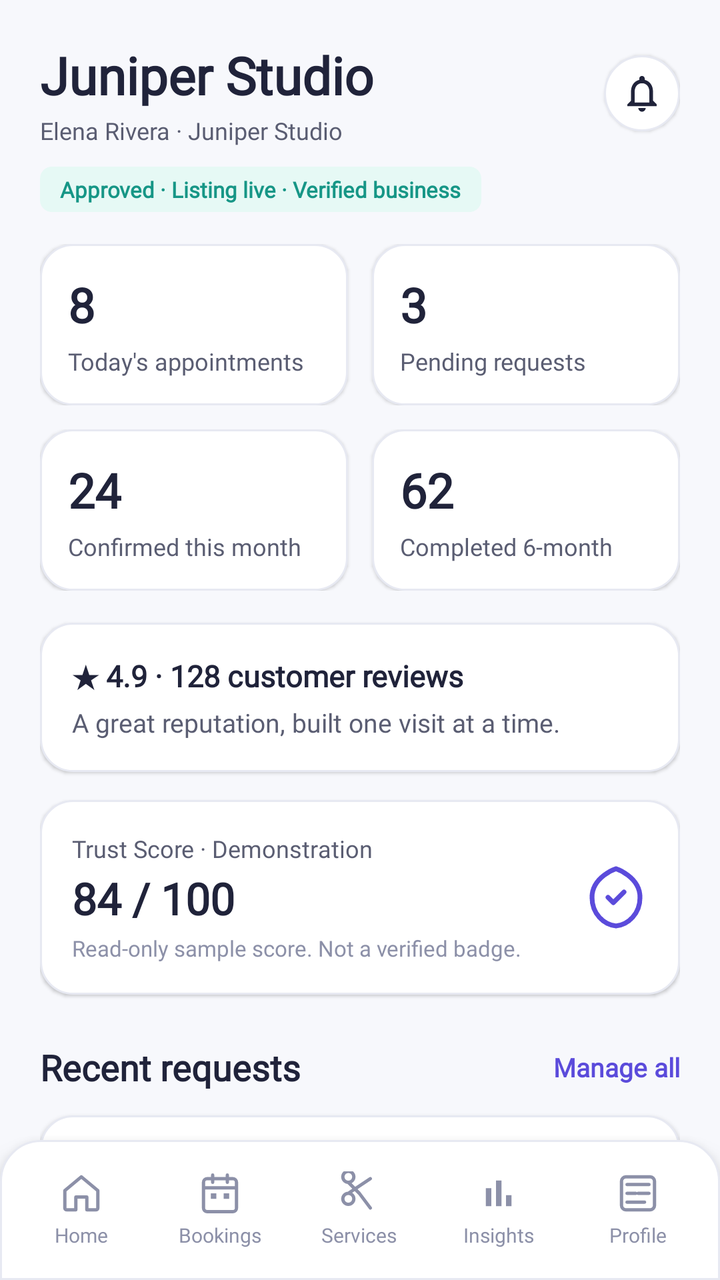
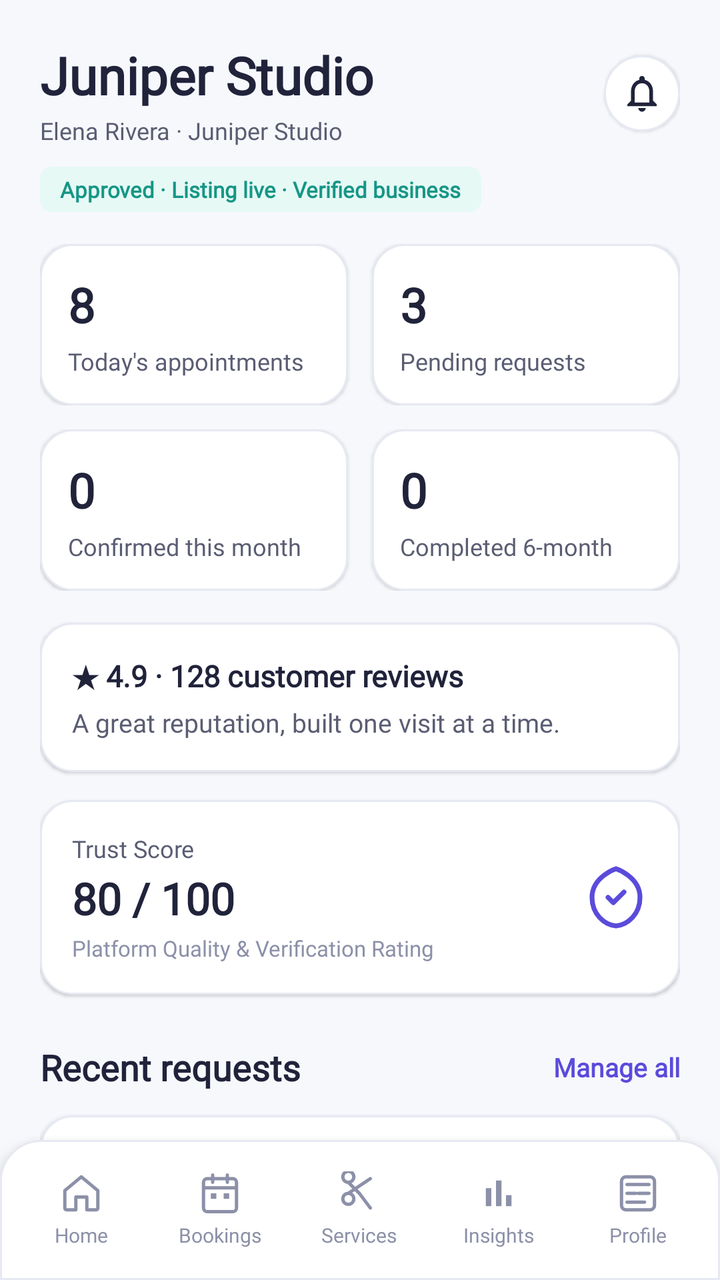

The first picture is an Android layout as it rendered before a commit; the second is the same layout after the commit. The layout source and the unified diff follow.
<!-- AndroidManifest.xml: application theme Theme.BizBridgeApp -->
<!-- res/layout/fragment_owner_dashboard.xml -->
<?xml version="1.0" encoding="utf-8"?>
<androidx.coordinatorlayout.widget.CoordinatorLayout
    xmlns:android="http://schemas.android.com/apk/res/android"
    xmlns:app="http://schemas.android.com/apk/res-auto"
    android:layout_width="match_parent"
    android:layout_height="match_parent"
    android:background="@color/background">

    <androidx.core.widget.NestedScrollView
        android:layout_width="match_parent"
        android:layout_height="match_parent"
        android:layout_marginBottom="70dp"
        android:fillViewport="true">

        <LinearLayout
            android:layout_width="match_parent"
            android:layout_height="wrap_content"
            android:orientation="vertical"
            android:paddingStart="20dp"
            android:paddingEnd="20dp"
            android:paddingTop="20dp"
            android:paddingBottom="24dp">

            
            <RelativeLayout
                android:layout_width="match_parent"
                android:layout_height="wrap_content">

                <LinearLayout
                    android:layout_width="wrap_content"
                    android:layout_height="wrap_content"
                    android:layout_alignParentStart="true"
                    android:layout_toStartOf="@id/iv_owner_notifications"
                    android:orientation="vertical">

                    <TextView
                        android:id="@+id/tv_owner_business_name"
                        android:layout_width="wrap_content"
                        android:layout_height="wrap_content"
                        android:fontFamily="@font/inter_variable"
                        android:text="Juniper Studio"
                        android:textColor="@color/text_primary"
                        android:textSize="26sp"
                        android:textStyle="bold" />

                    <TextView
                        android:id="@+id/tv_owner_subtitle"
                        android:layout_width="wrap_content"
                        android:layout_height="wrap_content"
                        android:layout_marginTop="2dp"
                        android:fontFamily="@font/inter_variable"
                        android:text="Elena Rivera · Juniper Studio"
                        android:textColor="@color/text_secondary"
                        android:textSize="12sp" />
                </LinearLayout>

                <ImageView
                    android:id="@+id/iv_owner_notifications"
                    android:layout_width="38dp"
                    android:layout_height="38dp"
                    android:layout_alignParentEnd="true"
                    android:layout_centerVertical="true"
                    android:background="@drawable/bg_circle_white"
                    android:elevation="1dp"
                    android:padding="8dp"
                    android:src="@drawable/ic_bell"
                    app:tint="@color/text_primary" />
            </RelativeLayout>

            
            <TextView
                android:id="@+id/badge_approval_status"
                android:layout_width="wrap_content"
                android:layout_height="wrap_content"
                android:layout_marginTop="10dp"
                android:background="@drawable/bg_tag_verified"
                android:fontFamily="@font/inter_variable"
                android:paddingStart="10dp"
                android:paddingEnd="10dp"
                android:paddingTop="4dp"
                android:paddingBottom="4dp"
                android:text="Approved · Listing live · Verified business"
                android:textColor="@color/secondary_dark"
                android:textSize="11sp"
                android:textStyle="bold" />

            
            <LinearLayout
                android:layout_width="match_parent"
                android:layout_height="wrap_content"
                android:layout_marginTop="16dp"
                android:orientation="horizontal">

                
                <LinearLayout
                    android:id="@+id/card_metric_today"
                    android:layout_width="0dp"
                    android:layout_height="wrap_content"
                    android:layout_marginEnd="6dp"
                    android:layout_weight="1"
                    android:background="@drawable/bg_card_white"
                    android:elevation="1dp"
                    android:orientation="vertical"
                    android:padding="14dp">

                    <TextView
                        android:id="@+id/tv_count_today"
                        android:layout_width="wrap_content"
                        android:layout_height="wrap_content"
                        android:fontFamily="@font/inter_variable"
                        android:text="8"
                        android:textColor="@color/text_primary"
                        android:textSize="24sp"
                        android:textStyle="bold" />

                    <TextView
                        android:layout_width="wrap_content"
                        android:layout_height="wrap_content"
                        android:layout_marginTop="4dp"
                        android:fontFamily="@font/inter_variable"
                        android:text="Today's appointments"
                        android:textColor="@color/text_secondary"
                        android:textSize="12sp" />
                </LinearLayout>

                
                <LinearLayout
                    android:id="@+id/card_metric_pending"
                    android:layout_width="0dp"
                    android:layout_height="wrap_content"
                    android:layout_marginStart="6dp"
                    android:layout_weight="1"
                    android:background="@drawable/bg_card_white"
                    android:elevation="1dp"
                    android:orientation="vertical"
                    android:padding="14dp">

                    <TextView
                        android:id="@+id/tv_count_pending"
                        android:layout_width="wrap_content"
                        android:layout_height="wrap_content"
                        android:fontFamily="@font/inter_variable"
                        android:text="3"
                        android:textColor="@color/text_primary"
                        android:textSize="24sp"
                        android:textStyle="bold" />

                    <TextView
                        android:layout_width="wrap_content"
                        android:layout_height="wrap_content"
                        android:layout_marginTop="4dp"
                        android:fontFamily="@font/inter_variable"
                        android:text="Pending requests"
                        android:textColor="@color/text_secondary"
                        android:textSize="12sp" />
                </LinearLayout>
            </LinearLayout>

            
            <LinearLayout
                android:layout_width="match_parent"
                android:layout_height="wrap_content"
                android:layout_marginTop="12dp"
                android:orientation="horizontal">

                
                <LinearLayout
                    android:layout_width="0dp"
                    android:layout_height="wrap_content"
                    android:layout_marginEnd="6dp"
                    android:layout_weight="1"
                    android:background="@drawable/bg_card_white"
                    android:elevation="1dp"
                    android:orientation="vertical"
                    android:padding="14dp">

                    <TextView
                        android:id="@+id/tv_count_confirmed_month"
                        android:layout_width="wrap_content"
                        android:layout_height="wrap_content"
                        android:fontFamily="@font/inter_variable"
                        android:text="24"
                        android:textColor="@color/text_primary"
                        android:textSize="24sp"
                        android:textStyle="bold" />

                    <TextView
                        android:layout_width="wrap_content"
                        android:layout_height="wrap_content"
                        android:layout_marginTop="4dp"
                        android:fontFamily="@font/inter_variable"
                        android:text="Confirmed this month"
                        android:textColor="@color/text_secondary"
                        android:textSize="12sp" />
                </LinearLayout>

                
                <LinearLayout
                    android:layout_width="0dp"
                    android:layout_height="wrap_content"
                    android:layout_marginStart="6dp"
                    android:layout_weight="1"
                    android:background="@drawable/bg_card_white"
                    android:elevation="1dp"
                    android:orientation="vertical"
                    android:padding="14dp">

                    <TextView
                        android:id="@+id/tv_count_completed_total"
                        android:layout_width="wrap_content"
                        android:layout_height="wrap_content"
                        android:fontFamily="@font/inter_variable"
                        android:text="62"
                        android:textColor="@color/text_primary"
                        android:textSize="24sp"
                        android:textStyle="bold" />

                    <TextView
                        android:layout_width="wrap_content"
                        android:layout_height="wrap_content"
                        android:layout_marginTop="4dp"
                        android:fontFamily="@font/inter_variable"
                        android:text="Completed 6-month"
                        android:textColor="@color/text_secondary"
                        android:textSize="12sp" />
                </LinearLayout>
            </LinearLayout>

            
            <LinearLayout
                android:id="@+id/card_owner_reviews"
                android:layout_width="match_parent"
                android:layout_height="wrap_content"
                android:layout_marginTop="16dp"
                android:background="@drawable/bg_card_white"
                android:clickable="true"
                android:elevation="1dp"
                android:focusable="true"
                android:foreground="?attr/selectableItemBackground"
                android:orientation="vertical"
                android:padding="16dp">

                <TextView
                    android:id="@+id/tv_rating_stars"
                    android:layout_width="wrap_content"
                    android:layout_height="wrap_content"
                    android:fontFamily="@font/inter_variable"
                    android:text="★ 4.9 · 128 customer reviews"
                    android:textColor="@color/text_primary"
                    android:textSize="15sp"
                    android:textStyle="bold" />

                <TextView
                    android:layout_width="wrap_content"
                    android:layout_height="wrap_content"
                    android:layout_marginTop="4dp"
                    android:fontFamily="@font/inter_variable"
                    android:text="A great reputation, built one visit at a time."
                    android:textColor="@color/text_secondary"
                    android:textSize="13sp" />
            </LinearLayout>

            
            <RelativeLayout
                android:id="@+id/card_owner_trust_score"
                android:layout_width="match_parent"
                android:layout_height="wrap_content"
                android:layout_marginTop="14dp"
                android:background="@drawable/bg_card_white"
                android:clickable="true"
                android:elevation="1dp"
                android:focusable="true"
                android:foreground="?attr/selectableItemBackground"
                android:padding="16dp">

                <LinearLayout
                    android:layout_width="wrap_content"
                    android:layout_height="wrap_content"
                    android:layout_alignParentStart="true"
                    android:layout_toStartOf="@id/iv_trust_icon"
                    android:orientation="vertical">

                    <TextView
                        android:layout_width="wrap_content"
                        android:layout_height="wrap_content"
                        android:fontFamily="@font/inter_variable"
                        android:text="Trust Score · Demonstration"
                        android:textColor="@color/text_secondary"
                        android:textSize="12sp" />

                    <TextView
                        android:id="@+id/tv_trust_score_value"
                        android:layout_width="wrap_content"
                        android:layout_height="wrap_content"
                        android:layout_marginTop="2dp"
                        android:fontFamily="@font/inter_variable"
                        android:text="84 / 100"
                        android:textColor="@color/text_primary"
                        android:textSize="22sp"
                        android:textStyle="bold" />

                    <TextView
                        android:layout_width="wrap_content"
                        android:layout_height="wrap_content"
                        android:layout_marginTop="3dp"
                        android:fontFamily="@font/inter_variable"
                        android:text="Read-only sample score. Not a verified badge."
                        android:textColor="@color/text_muted"
                        android:textSize="11sp" />
                </LinearLayout>

                <ImageView
                    android:id="@+id/iv_trust_icon"
                    android:layout_width="32dp"
                    android:layout_height="32dp"
                    android:layout_alignParentEnd="true"
                    android:layout_centerVertical="true"
                    android:src="@drawable/ic_shield_check"
                    app:tint="@color/primary" />
            </RelativeLayout>

            
            <RelativeLayout
                android:layout_width="match_parent"
                android:layout_height="wrap_content"
                android:layout_marginTop="24dp">

                <TextView
                    android:layout_width="wrap_content"
                    android:layout_height="wrap_content"
                    android:layout_alignParentStart="true"
                    android:fontFamily="@font/inter_variable"
                    android:text="Recent requests"
                    android:textColor="@color/text_primary"
                    android:textSize="18sp"
                    android:textStyle="bold" />

                <TextView
                    android:id="@+id/tv_manage_all_requests"
                    android:layout_width="wrap_content"
                    android:layout_height="wrap_content"
                    android:layout_alignParentEnd="true"
                    android:layout_centerVertical="true"
                    android:fontFamily="@font/inter_variable"
                    android:text="Manage all"
                    android:textColor="@color/primary"
                    android:textSize="13sp"
                    android:textStyle="bold" />
            </RelativeLayout>

            
            <LinearLayout
                android:id="@+id/card_recent_request_1"
                android:layout_width="match_parent"
                android:layout_height="wrap_content"
                android:layout_marginTop="12dp"
                android:background="@drawable/bg_card_white"
                android:elevation="1dp"
                android:orientation="vertical"
                android:padding="16dp">

                <RelativeLayout
                    android:layout_width="match_parent"
                    android:layout_height="wrap_content">

                    <TextView
                        android:id="@+id/tv_recent_booking_ref"
                        android:layout_width="wrap_content"
                        android:layout_height="wrap_content"
                        android:fontFamily="@font/inter_variable"
                        android:text="BB-24109"
                        android:textColor="@color/text_muted"
                        android:textSize="11sp" />

                    <TextView
                        android:id="@+id/tv_recent_booking_status"
                        android:layout_width="wrap_content"
                        android:layout_height="wrap_content"
                        android:layout_alignParentEnd="true"
                        android:background="@drawable/bg_badge_pending"
                        android:fontFamily="@font/inter_variable"
                        android:paddingStart="8dp"
                        android:paddingEnd="8dp"
                        android:paddingTop="3dp"
                        android:paddingBottom="3dp"
                        android:text="Pending"
                        android:textColor="@color/badge_pending_text"
                        android:textSize="10sp"
                        android:textStyle="bold" />
                </RelativeLayout>

                <TextView
                    android:id="@+id/tv_recent_customer_name"
                    android:layout_width="wrap_content"
                    android:layout_height="wrap_content"
                    android:layout_marginTop="6dp"
                    android:fontFamily="@font/inter_variable"
                    android:text="Liam Brooks"
                    android:textColor="@color/text_primary"
                    android:textSize="15sp"
                    android:textStyle="bold" />

                <TextView
                    android:id="@+id/tv_recent_service_details"
                    android:layout_width="wrap_content"
                    android:layout_height="wrap_content"
                    android:layout_marginTop="3dp"
                    android:fontFamily="@font/inter_variable"
                    android:text="Signature haircut · $45 · 45 min"
                    android:textColor="@color/text_secondary"
                    android:textSize="13sp" />

                <LinearLayout
                    android:layout_width="match_parent"
                    android:layout_height="wrap_content"
                    android:layout_marginTop="8dp"
                    android:gravity="center_vertical"
                    android:orientation="horizontal">

                    <ImageView
                        android:layout_width="14dp"
                        android:layout_height="14dp"
                        android:src="@drawable/ic_calendar"
                        app:tint="@color/text_muted" />

                    <TextView
                        android:id="@+id/tv_recent_date_time"
                        android:layout_width="wrap_content"
                        android:layout_height="wrap_content"
                        android:layout_marginStart="6dp"
                        android:fontFamily="@font/inter_variable"
                        android:text="Sat, Oct 24 · 11:00 AM"
                        android:textColor="@color/text_secondary"
                        android:textSize="12sp" />
                </LinearLayout>

                
                <LinearLayout
                    android:layout_width="match_parent"
                    android:layout_height="wrap_content"
                    android:layout_marginTop="14dp"
                    android:orientation="horizontal">

                    <androidx.appcompat.widget.AppCompatButton
                        android:id="@+id/btn_confirm_request"
                        android:layout_width="0dp"
                        android:layout_height="40dp"
                        android:layout_marginEnd="6dp"
                        android:layout_weight="1"
                        android:background="@drawable/bg_button_primary"
                        android:fontFamily="@font/inter_variable"
                        android:stateListAnimator="@null"
                        android:text="Confirm request"
                        android:textAllCaps="false"
                        android:textColor="@color/white"
                        android:textSize="12sp"
                        android:textStyle="bold" />

                    <androidx.appcompat.widget.AppCompatButton
                        android:id="@+id/btn_reject_request"
                        android:layout_width="0dp"
                        android:layout_height="40dp"
                        android:layout_marginStart="6dp"
                        android:layout_weight="1"
                        android:background="@drawable/bg_button_secondary"
                        android:fontFamily="@font/inter_variable"
                        android:stateListAnimator="@null"
                        android:text="Reject"
                        android:textAllCaps="false"
                        android:textColor="@color/text_secondary"
                        android:textSize="12sp"
                        android:textStyle="bold" />
                </LinearLayout>
            </LinearLayout>

        </LinearLayout>
    </androidx.core.widget.NestedScrollView>

    
    <include
        layout="@layout/layout_owner_bottom_nav"
        android:layout_width="match_parent"
        android:layout_height="70dp"
        android:layout_gravity="bottom" />

</androidx.coordinatorlayout.widget.CoordinatorLayout>
<!-- res/layout/layout_owner_bottom_nav.xml (included above) -->
<?xml version="1.0" encoding="utf-8"?>
<LinearLayout xmlns:android="http://schemas.android.com/apk/res/android"
    xmlns:app="http://schemas.android.com/apk/res-auto"
    android:id="@+id/owner_bottom_nav"
    android:layout_width="match_parent"
    android:layout_height="70dp"
    android:layout_gravity="bottom"
    android:background="@drawable/bg_bottom_nav"
    android:elevation="8dp"
    android:gravity="center_vertical"
    android:orientation="horizontal"
    android:paddingStart="6dp"
    android:paddingEnd="6dp">

    
    <LinearLayout
        android:id="@+id/nav_owner_home"
        android:layout_width="0dp"
        android:layout_height="match_parent"
        android:layout_weight="1"
        android:clickable="true"
        android:focusable="true"
        android:gravity="center"
        android:orientation="vertical">

        <ImageView
            android:id="@+id/iv_owner_home"
            android:layout_width="22dp"
            android:layout_height="22dp"
            android:src="@drawable/ic_nav_home"
            app:tint="@color/text_muted" />

        <TextView
            android:id="@+id/tv_owner_home"
            android:layout_width="wrap_content"
            android:layout_height="wrap_content"
            android:layout_marginTop="3dp"
            android:fontFamily="@font/inter_variable"
            android:text="Home"
            android:textColor="@color/text_muted"
            android:textSize="10sp" />
    </LinearLayout>

    
    <LinearLayout
        android:id="@+id/nav_owner_bookings"
        android:layout_width="0dp"
        android:layout_height="match_parent"
        android:layout_weight="1"
        android:clickable="true"
        android:focusable="true"
        android:gravity="center"
        android:orientation="vertical">

        <ImageView
            android:id="@+id/iv_owner_bookings"
            android:layout_width="22dp"
            android:layout_height="22dp"
            android:src="@drawable/ic_nav_bookings"
            app:tint="@color/text_muted" />

        <TextView
            android:id="@+id/tv_owner_bookings"
            android:layout_width="wrap_content"
            android:layout_height="wrap_content"
            android:layout_marginTop="3dp"
            android:fontFamily="@font/inter_variable"
            android:text="Bookings"
            android:textColor="@color/text_muted"
            android:textSize="10sp" />
    </LinearLayout>

    
    <LinearLayout
        android:id="@+id/nav_owner_services"
        android:layout_width="0dp"
        android:layout_height="match_parent"
        android:layout_weight="1"
        android:clickable="true"
        android:focusable="true"
        android:gravity="center"
        android:orientation="vertical">

        <ImageView
            android:id="@+id/iv_owner_services"
            android:layout_width="22dp"
            android:layout_height="22dp"
            android:src="@drawable/ic_scissors"
            app:tint="@color/text_muted" />

        <TextView
            android:id="@+id/tv_owner_services"
            android:layout_width="wrap_content"
            android:layout_height="wrap_content"
            android:layout_marginTop="3dp"
            android:fontFamily="@font/inter_variable"
            android:text="Services"
            android:textColor="@color/text_muted"
            android:textSize="10sp" />
    </LinearLayout>

    
    <LinearLayout
        android:id="@+id/nav_owner_insights"
        android:layout_width="0dp"
        android:layout_height="match_parent"
        android:layout_weight="1"
        android:clickable="true"
        android:focusable="true"
        android:gravity="center"
        android:orientation="vertical">

        <ImageView
            android:id="@+id/iv_owner_insights"
            android:layout_width="22dp"
            android:layout_height="22dp"
            android:src="@drawable/ic_insights"
            app:tint="@color/text_muted" />

        <TextView
            android:id="@+id/tv_owner_insights"
            android:layout_width="wrap_content"
            android:layout_height="wrap_content"
            android:layout_marginTop="3dp"
            android:fontFamily="@font/inter_variable"
            android:text="Insights"
            android:textColor="@color/text_muted"
            android:textSize="10sp" />
    </LinearLayout>

    
    <LinearLayout
        android:id="@+id/nav_owner_profile"
        android:layout_width="0dp"
        android:layout_height="match_parent"
        android:layout_weight="1"
        android:clickable="true"
        android:focusable="true"
        android:gravity="center"
        android:orientation="vertical">

        <ImageView
            android:id="@+id/iv_owner_profile"
            android:layout_width="22dp"
            android:layout_height="22dp"
            android:src="@drawable/ic_nav_profile"
            app:tint="@color/text_muted" />

        <TextView
            android:id="@+id/tv_owner_profile"
            android:layout_width="wrap_content"
            android:layout_height="wrap_content"
            android:layout_marginTop="3dp"
            android:fontFamily="@font/inter_variable"
            android:text="Profile"
            android:textColor="@color/text_muted"
            android:textSize="10sp" />
    </LinearLayout>

</LinearLayout>
<!-- resources referenced by this layout -->
<resources>
  <color name="background">#F7F8FC</color>
  <color name="badge_pending_text">#D97706</color>
  <color name="primary">#5B4BDB</color>
  <color name="secondary_dark">#169686</color>
  <color name="text_muted">#8C90A8</color>
  <color name="text_primary">#20233A</color>
  <color name="text_secondary">#5A5D72</color>
  <color name="white">#FFFFFFFF</color>
  <!-- drawable bg_badge_pending (drawable) -->
  <?xml version="1.0" encoding="utf-8"?>
  <shape xmlns:android="http://schemas.android.com/apk/res/android"
      android:shape="rectangle">
      <solid android:color="@color/badge_pending_bg" />
      <corners android:radius="6dp" />
  </shape>
  <!-- drawable bg_bottom_nav (drawable) -->
  <?xml version="1.0" encoding="utf-8"?>
  <shape xmlns:android="http://schemas.android.com/apk/res/android"
      android:shape="rectangle">
      <solid android:color="@color/surface_white" />
      <stroke
          android:width="1dp"
          android:color="@color/border_subtle" />
      <corners
          android:topLeftRadius="20dp"
          android:topRightRadius="20dp" />
  </shape>
  <!-- drawable bg_button_primary (drawable) -->
  <?xml version="1.0" encoding="utf-8"?>
  <ripple xmlns:android="http://schemas.android.com/apk/res/android"
      android:color="#33FFFFFF">
      <item>
          <shape android:shape="rectangle">
              <solid android:color="@color/primary" />
              <corners android:radius="@dimen/radius_button" />
          </shape>
      </item>
  </ripple>
  <!-- drawable bg_card_white (drawable) -->
  <?xml version="1.0" encoding="utf-8"?>
  <shape xmlns:android="http://schemas.android.com/apk/res/android"
      android:shape="rectangle">
      <solid android:color="@color/surface_white" />
      <stroke
          android:width="@dimen/stroke_subtle"
          android:color="@color/border_subtle" />
      <corners android:radius="@dimen/radius_card" />
  </shape>
  <!-- drawable bg_circle_white (drawable) -->
  <?xml version="1.0" encoding="utf-8"?>
  <shape xmlns:android="http://schemas.android.com/apk/res/android"
      android:shape="oval">
      <solid android:color="@color/surface_white" />
      <stroke
          android:width="1dp"
          android:color="@color/border_subtle" />
  </shape>
  <!-- drawable bg_tag_verified (drawable) -->
  <?xml version="1.0" encoding="utf-8"?>
  <shape xmlns:android="http://schemas.android.com/apk/res/android"
      android:shape="rectangle">
      <solid android:color="@color/secondary_light" />
      <corners android:radius="6dp" />
  </shape>
  <!-- drawable ic_insights (drawable) -->
  <vector xmlns:android="http://schemas.android.com/apk/res/android"
      android:width="24dp"
      android:height="24dp"
      android:viewportWidth="24"
      android:viewportHeight="24">
      
      <path
          android:fillColor="#5A5D72"
          android:pathData="M5,9.2h3V19H5z M10.5,5h3V19h-3z M16,13h3V19h-3z" />
  </vector>
  <!-- drawable ic_nav_home (drawable) -->
  <vector xmlns:android="http://schemas.android.com/apk/res/android"
      android:width="24dp"
      android:height="24dp"
      android:viewportWidth="24"
      android:viewportHeight="24">
      <path
          android:strokeColor="@color/primary"
          android:strokeWidth="1.8"
          android:strokeLineCap="round"
          android:strokeLineJoin="round"
          android:pathData="M3,10.5 L12,3 L21,10.5 V20 C21,20.6 20.6,21 20,21 H15 V14 H9 V21 H4 C3.4,21 3,20.6 3,20 Z" />
  </vector>
  <style name="Theme.BizBridgeApp" parent="Base.Theme.BizBridgeApp" />
  <color name="badge_pending_bg">#FFF4E5</color>
  <color name="surface_white">#FFFFFF</color>
  <color name="border_subtle">#E7E9F2</color>
  <dimen name="radius_button">14dp</dimen>
  <dimen name="stroke_subtle">1dp</dimen>
  <dimen name="radius_card">16dp</dimen>
  <color name="secondary_light">#E6F9F5</color>
  <color name="secondary">#20B8A6</color>
  <!-- unchanged entries left out for length: 8 -->
</resources>

<!-- the commit's change to res/layout/fragment_owner_dashboard.xml (unified diff, before → after) -->
@@ -179,7 +179,7 @@
                         android:layout_width="wrap_content"
                         android:layout_height="wrap_content"
                         android:fontFamily="@font/inter_variable"
-                        android:text="24"
+                        android:text="0"
                         android:textColor="@color/text_primary"
                         android:textSize="24sp"
                         android:textStyle="bold" />
@@ -210,7 +210,7 @@
                         android:layout_width="wrap_content"
                         android:layout_height="wrap_content"
                         android:fontFamily="@font/inter_variable"
-                        android:text="62"
+                        android:text="0"
                         android:textColor="@color/text_primary"
                         android:textSize="24sp"
                         android:textStyle="bold" />
@@ -284,7 +284,7 @@
                         android:layout_width="wrap_content"
                         android:layout_height="wrap_content"
                         android:fontFamily="@font/inter_variable"
-                        android:text="Trust Score · Demonstration"
+                        android:text="Trust Score"
                         android:textColor="@color/text_secondary"
                         android:textSize="12sp" />
 
@@ -294,7 +294,7 @@
                         android:layout_height="wrap_content"
                         android:layout_marginTop="2dp"
                         android:fontFamily="@font/inter_variable"
-                        android:text="84 / 100"
+                        android:text="80 / 100"
                         android:textColor="@color/text_primary"
                         android:textSize="22sp"
                         android:textStyle="bold" />
@@ -304,7 +304,7 @@
                         android:layout_height="wrap_content"
                         android:layout_marginTop="3dp"
                         android:fontFamily="@font/inter_variable"
-                        android:text="Read-only sample score. Not a verified badge."
+                        android:text="Platform Quality &amp; Verification Rating"
                         android:textColor="@color/text_muted"
                         android:textSize="11sp" />
                 </LinearLayout>
